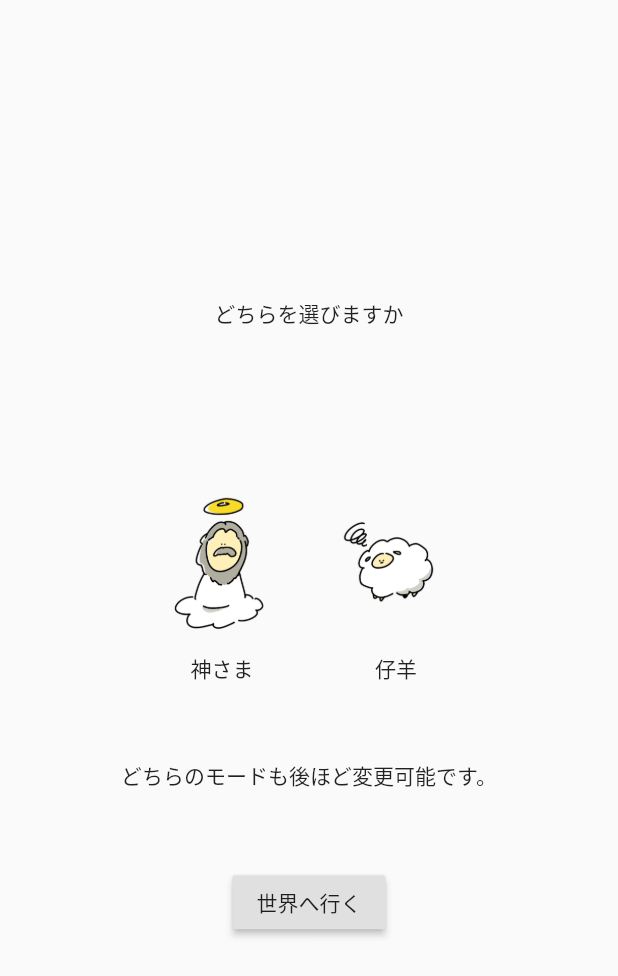
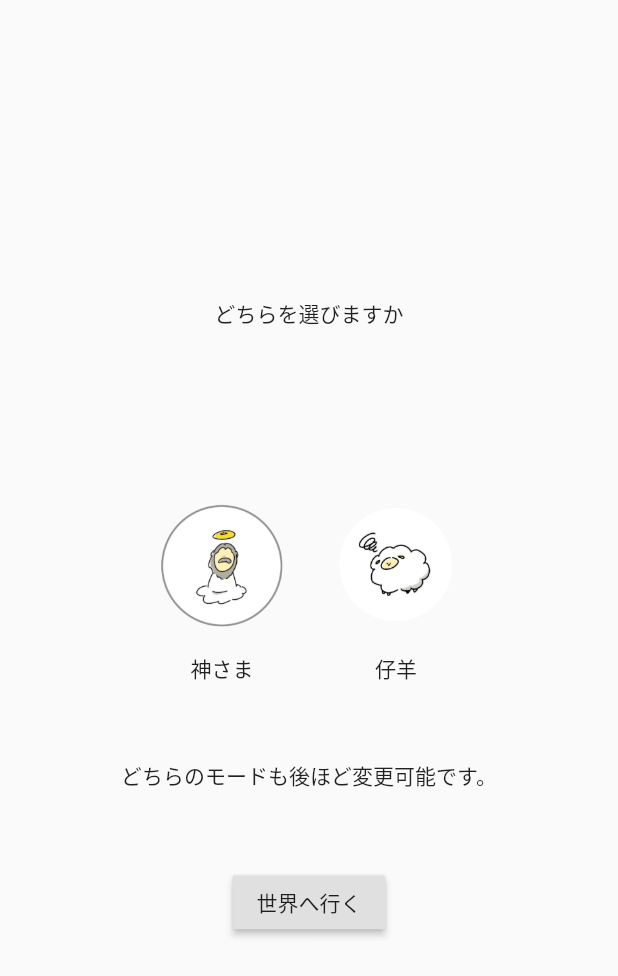
Before and after one commit to shun-shun123/tapiten_app, a Flutter app: the SelectPageBody screen opened directly, on a phone screen of 412 x 824 dp. Shown: the top 976 px of the screen. Run offline on Flutter 3.47's test engine with Material 2 defaults, Android fonts, the phone set to English and light mode, and no system bars; our stand-ins replace cloud_firestore, firebase_auth, firebase_core, google_sign_in, shared_preferences; accounts and stored records are empty.

Commit message:
画像の参照パス変更

```diff
--- a/lib/ui/answer/answer_god_page.dart
+++ b/lib/ui/answer/answer_god_page.dart
@@ -31,7 +31,7 @@ class _AnswerGodPageState extends State<AnswerGodPage> {
       body: Column(
         mainAxisAlignment: MainAxisAlignment.center,
         children: [
-          Image.asset('images/sheep.png'),
+          Image.asset('images/sheep_circle.png'),
           Text('質問文'),
           AnswerSelectButton(
             backgroundColor:
--- a/lib/ui/answer/finish_god_page.dart
+++ b/lib/ui/answer/finish_god_page.dart
@@ -18,7 +18,7 @@ class _FinishGodPageState extends State<FinishGodPage> {
         child: Column(
           mainAxisAlignment: MainAxisAlignment.center,
           children: [
-            Image.asset('images/god.png'),
+            Image.asset('images/god_circle.png'),
             Text(
               '神様お疲れ様でした',
               style: TextStyle(
--- a/lib/ui/answer/matching_god_page.dart
+++ b/lib/ui/answer/matching_god_page.dart
@@ -118,7 +118,7 @@ class _MatchingGodPageState extends State<MatchingGodPage> {
           mainAxisAlignment: MainAxisAlignment.center,
           children: [
             Image.asset(
-              'images/sheep.png',
+              'images/sheep_circle.png',
             ),
             MatchingStatusMessage(
               status: status,
--- a/lib/ui/question/question_sheep_page.dart
+++ b/lib/ui/question/question_sheep_page.dart
@@ -44,7 +44,7 @@ class _QuestionSheepPageState extends State<QuestionSheepPage> {
                 // crossAxisAlignment: CrossAxisAlignment.stretch,
                 children: [
                   Image.asset(
-                    'images/sheep.png',
+                    'images/sheep_circle.png',
                     width: 120,
                   ),
                   SizedBox(height: 30),
--- a/lib/ui/select/select_page.dart
+++ b/lib/ui/select/select_page.dart
@@ -1,6 +1,6 @@
 import 'package:flutter/material.dart';
+import 'package:provider/provider.dart';
 import 'package:tapiten_app/ui/select/select_view_model.dart';
-import 'package:provider/provider.dart';
 
 class SelectPage extends StatelessWidget {
   @override
@@ -55,7 +55,7 @@ class _SelectPageBodyState extends State<SelectPageBody> {
                       IconButton(
                         onPressed:
                             Provider.of<SelectViewModel>(context).selectGodMode,
-                        icon: Image.asset('images/god.png'),
+                        icon: Image.asset('images/god_circle.png'),
                         iconSize: 100.0,
                       ),
                       Text('神さま'),
@@ -64,9 +64,10 @@ class _SelectPageBodyState extends State<SelectPageBody> {
                   Column(
                     children: [
                       IconButton(
-                        onPressed: Provider.of<SelectViewModel>(context)
+                        onPressed: Provider
+                            .of<SelectViewModel>(context)
                             .selectSheepMode,
-                        icon: Image.asset('images/sheep.png'),
+                        icon: Image.asset('images/sheep_circle.png'),
                         iconSize: 100.0,
                       ),
                       Text('仔羊'),
```
